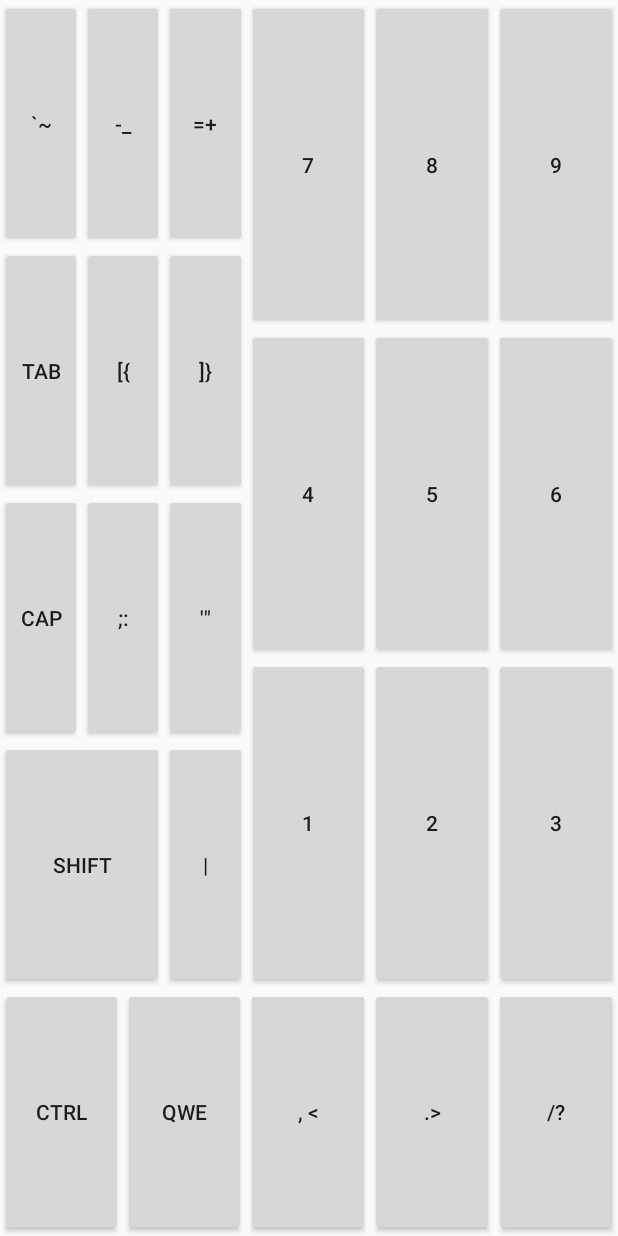
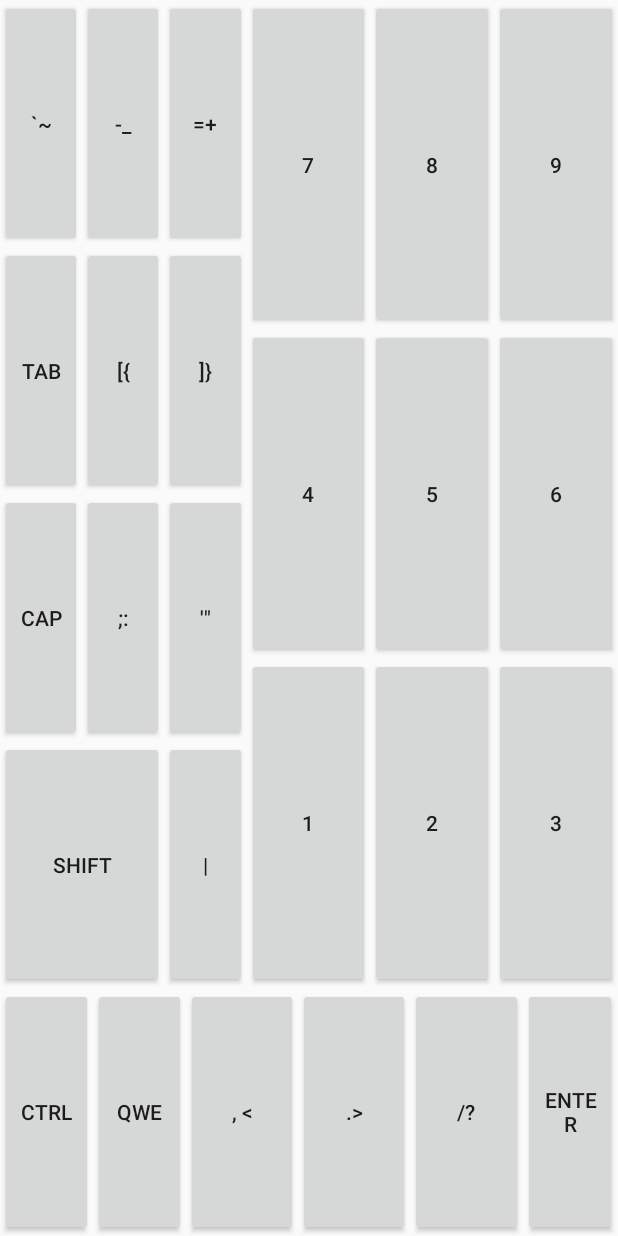
Before and after one commit to mapreduceflower/DCSS_M, an Android app: the layout tenkey_fragment.xml on its own in the app's theme, with its tools: preview values and no code run, on a phone screen of 412 x 824 dp. Run offline under Robolectric (Android 15) with nearby library versions, the phone set to English and light mode, and no system bars.

Commit message:
텐키 프레그먼트에 엔터키 추가 및 크기조절

```diff
--- a/app/src/main/java/com/redblackflower/dcss_m/AndroidListener.java
+++ b/app/src/main/java/com/redblackflower/dcss_m/AndroidListener.java
@@ -19,6 +19,7 @@ public class AndroidListener implements View.OnClickListener{
         //key_table.put(R.id.delete_button,KeyEvent.KEYCODE_FORWARD_DEL);
         key_table.put(R.id.cap_button, KeyEvent.KEYCODE_CAPS_LOCK);
         key_table.put(R.id.enter_button,KeyEvent.KEYCODE_ENTER);
+        key_table.put(R.id.enter2_button,KeyEvent.KEYCODE_ENTER);
         //key_table.put(R.id.win_button,KeyEvent.KEYCODE_WINDOW);
         //key_table.put(R.id.alt_button,KeyEvent.KEYCODE_ALT_LEFT);
         key_table.put(R.id.space_button,KeyEvent.KEYCODE_SPACE);
--- a/app/src/main/java/com/redblackflower/dcss_m/TenkeyFragment.java
+++ b/app/src/main/java/com/redblackflower/dcss_m/TenkeyFragment.java
@@ -50,6 +50,7 @@ public class TenkeyFragment extends Fragment {
         v.findViewById(R.id.m_next_button).setOnClickListener(ascii_listener);
         v.findViewById(R.id.m_nextnext_button).setOnClickListener(ascii_listener);
         v.findViewById(R.id.m_nextnextnext_button).setOnClickListener(ascii_listener);
+        v.findViewById(R.id.enter2_button).setOnClickListener(android_listener);    //android
         v.findViewById(R.id.shift2_button).setOnClickListener(shift_ctrl_listener); //  scl
         v.findViewById(R.id.ctrl2_button).setOnClickListener(shift_ctrl_listener);  //scl
         v.findViewById(R.id.seven_ten_button).setOnClickListener(script_listener);  //script
--- a/app/src/main/res/layout/qwerty_fragment.xml
+++ b/app/src/main/res/layout/qwerty_fragment.xml
@@ -271,13 +271,13 @@
             android:layout_height="match_parent"
             android:id="@+id/change2_button"
             android:text="arrow"
-            android:layout_weight="1"/>
+            android:layout_weight="1.5"/>
         <Button
             android:layout_width="0dp"
             android:layout_height="match_parent"
             android:id="@+id/space_button"
             android:text="space"
-            android:layout_weight="6"/>
+            android:layout_weight="5.5"/>
         <Button
             android:layout_width="0dp"
             android:layout_height="match_parent"
--- a/app/src/main/res/layout/tenkey_fragment.xml
+++ b/app/src/main/res/layout/tenkey_fragment.xml
@@ -193,31 +193,37 @@
             android:layout_height="match_parent"
             android:id="@+id/ctrl2_button"
             android:text="ctrl"
-            android:layout_weight="1"/>
+            android:layout_weight="1.5"/>
         <Button
             android:layout_width="0dp"
             android:layout_height="match_parent"
             android:id="@+id/change1_button"
             android:text="qwe"
-            android:layout_weight="1"/>
+            android:layout_weight="1.5"/>
         <Button
             android:layout_width="0dp"
             android:layout_height="match_parent"
             android:id="@+id/m_next_button"
             android:text=",	&lt;"
-            android:layout_weight="1"/>
+            android:layout_weight="1.8"/>
         <Button
             android:layout_width="0dp"
             android:layout_height="match_parent"
             android:id="@+id/m_nextnext_button"
             android:text=".&gt;"
-            android:layout_weight="1"/>
+            android:layout_weight="1.8"/>
         <Button
             android:layout_width="0dp"
             android:layout_height="match_parent"
             android:id="@+id/m_nextnextnext_button"
             android:text="/?"
-            android:layout_weight="1"/>
+            android:layout_weight="1.8"/>
+        <Button
+            android:layout_width="0dp"
+            android:layout_height="match_parent"
+            android:id="@+id/enter2_button"
+            android:text="enter"
+            android:layout_weight="1.5"/>
     </LinearLayout>
 
 </LinearLayout>
```
Also changed, not shown: 1 other file.
